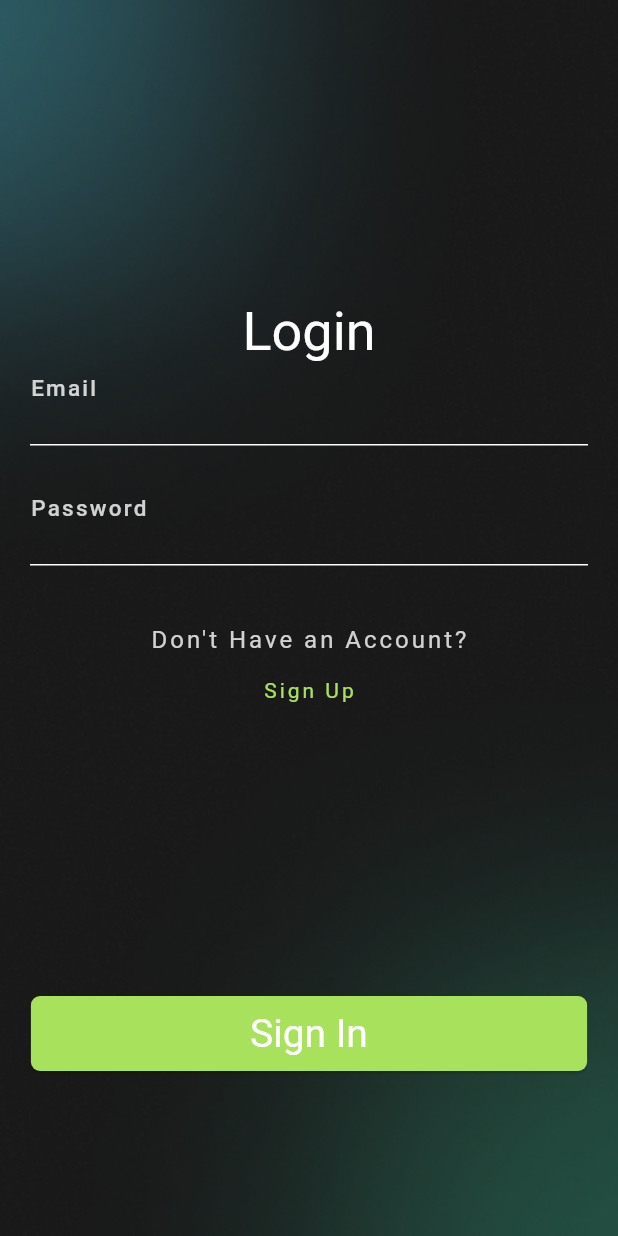
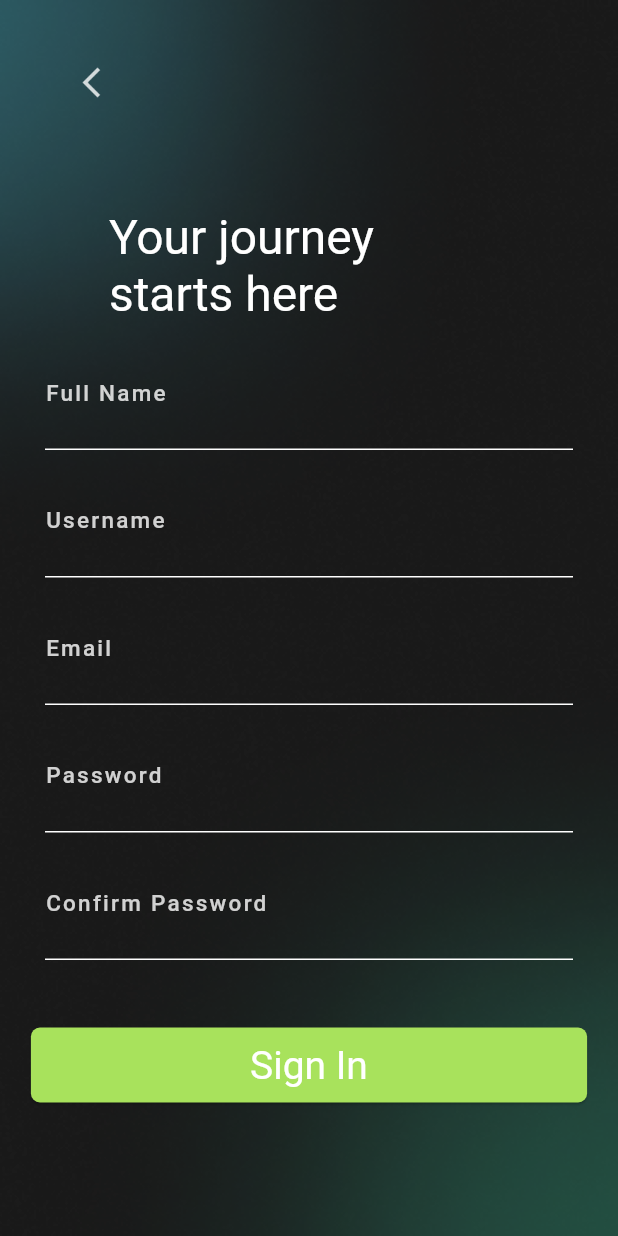
Before and after one commit to KustyBoo/EKIN, a Flutter app: the screen it shows after launch, on a phone screen of 412 x 824 dp. Run offline on Flutter 3.47's test engine with Material 2 defaults, Android fonts, the phone set to English and light mode, and no system bars; our stand-ins replace introduction_screen; Roboto replaces fonts that are missing (Oddval, dity).

Commit message:
dina nambahin sign up page ya

```diff
--- a/lib/main.dart
+++ b/lib/main.dart
@@ -4,6 +4,7 @@ import 'package:flutter/material.dart';
 import 'package:pa_ekin/models/provider_btn_intro.dart';
 import 'package:pa_ekin/screens/Introduction_screen.dart';
 import 'package:pa_ekin/screens/signInPage.dart';
+import 'package:pa_ekin/screens/signuUpPage.dart';
 import 'package:pa_ekin/widgets/theme_data.dart';
 import 'package:provider/provider.dart';
 
@@ -35,8 +36,9 @@ class MyApp extends StatelessWidget {
         routes: {
           "/IntroPage": (context) => IntroductionPage(),
           "/SignInPage": (context) => SignInPage(),
+          "/SignUpPage": (context) => SignUpPage(),
         },
-        initialRoute: "/SignInPage", // inisialisasi rute
+        initialRoute: "/SignUpPage", // inisialisasi rute
       ),
     );
   }
--- a/lib/screens/Introduction_screen.dart
+++ b/lib/screens/Introduction_screen.dart
@@ -148,7 +148,7 @@ class IntroductionPage extends StatelessWidget {
                           child: Text(
                             "Showcasing the latest shoe collections, trends, styles, and fashionable shoe choices.",
                             textAlign: TextAlign.center,
-                            style: Theme.of(context).textTheme.headlineMedium,
+                            style: Theme.of(context).textTheme.headlineSmall,
                           ),
                         ),
                       ],
@@ -238,7 +238,7 @@ class IntroductionPage extends StatelessWidget {
                   child: ElevatedButton(
                     onPressed: () {
                       Navigator.pop(context);
-                      Navigator.pushNamed(context, "/SignInPage");
+                      Navigator.pushNamed(context, "/");
                     },
                     style: ElevatedButton.styleFrom(
                       minimumSize: Size(MediaQuery.of(context).size.width, 50),
--- a/lib/screens/signInPage.dart
+++ b/lib/screens/signInPage.dart
@@ -29,7 +29,8 @@ class _SignInPageState extends State<SignInPage> {
           image: DecorationImage(
         image: AssetImage("assets/background.png"),
         fit: BoxFit.cover,
-      )),
+      )
+      ),
       child: Scaffold(
         body: Container(
           child: Column(
@@ -41,12 +42,12 @@ class _SignInPageState extends State<SignInPage> {
                     style: Theme.of(context).textTheme.headlineLarge),
               ),
               Container(
-                padding: EdgeInsets.only(left: 20, right: 20),
+                padding: EdgeInsets.only(left: 30, right: 30),
                 child: TextField(
                   style: Theme.of(context).textTheme.bodySmall,
                   decoration: InputDecoration(
                     labelText:
-                        "Email", // Label akan hilang saat pengguna mengetik
+                        "Username", // Label akan hilang saat pengguna mengetik
                     labelStyle: Theme.of(context).textTheme.bodyLarge,
                     enabledBorder: UnderlineInputBorder(
                       borderSide: BorderSide(
@@ -60,7 +61,7 @@ class _SignInPageState extends State<SignInPage> {
               ),
               SizedBox(height: 25,),
               Container(
-                padding: EdgeInsets.only(left: 20, right: 20),
+                padding: EdgeInsets.only(left: 30, right: 30),
                 child: TextField(
                   style: Theme.of(context).textTheme.bodySmall,
                   decoration: InputDecoration(
@@ -90,6 +91,7 @@ class _SignInPageState extends State<SignInPage> {
                     Container(
                       child: TextButton(
                         onPressed: () {
+
                         },
                         child: Text("Sign Up",
                         style:Theme.of(context).textTheme.bodySmall
--- /dev/null
+++ b/lib/screens/signuUpPage.dart
@@ -0,0 +1,170 @@
+import 'package:flutter/material.dart';
+import 'package:pa_ekin/widgets/theme_data.dart';
+//import 'package:pa_ekin/widgets/theme_data.dart';
+
+class SignUpPage extends StatefulWidget {
+  const SignUpPage({super.key});
+
+  @override
+  State<SignUpPage> createState() => _SignInPageState();
+}
+
+class _SignInPageState extends State<SignUpPage> {
+  final TextEditingController _controllerFullName = TextEditingController();
+  final TextEditingController _controllerUserName = TextEditingController();
+  final TextEditingController _controllerEmail = TextEditingController();
+  final TextEditingController _controllerPassword = TextEditingController();
+  final TextEditingController _controllerConfirmPw = TextEditingController();
+
+  @override
+  void dispose() {
+    // TODO: implement dispose
+    super.dispose();
+    _controllerFullName.dispose();
+    _controllerUserName.dispose();
+     _controllerEmail.dispose();
+    _controllerPassword.dispose();
+     _controllerConfirmPw.dispose();
+  }
+
+  @override
+  Widget build(BuildContext context) {
+    return Container(
+      width: MediaQuery.of(context).size.width,
+      height: MediaQuery.of(context).size.height,
+      decoration: BoxDecoration(
+          image: DecorationImage(
+        image: AssetImage("assets/background.png"),
+        fit: BoxFit.cover,
+      )
+      ),
+      child: Scaffold(
+        body: Container(
+          child: Column(
+            children: [
+               Container(
+              margin: EdgeInsets.only(top: 31, right: 290),
+              child: TextButton(
+                onPressed: (){},
+                 child:
+                 Container(
+                   width: 24,
+                   height: 24,
+                   child: Image.asset("assets/buttonBack.png")
+                   )
+                 ),
+            ),
+              Container(
+                margin: EdgeInsets.only(top: 60, right: 90),
+                alignment: Alignment.center,
+                child: Text("Your journey\nstarts here",
+                    style: Theme.of(context).textTheme.headlineMedium),
+              ),
+               Container(
+                padding: EdgeInsets.only(left: 30, right: 30, top : 30),
+                child: TextField(
+                  style: Theme.of(context).textTheme.bodySmall,
+                  decoration: InputDecoration(
+                    labelText:
+                        "Full Name", // Label akan hilang saat pengguna mengetik
+                    labelStyle: Theme.of(context).textTheme.bodyLarge,
+                    enabledBorder: UnderlineInputBorder(
+                      borderSide: BorderSide(
+                        color: colorMode.onPrimaryContainer, // Warna border
+                      ),
+                    ),
+                    floatingLabelBehavior: FloatingLabelBehavior.always, //agar label selalu naik
+                    contentPadding: EdgeInsets.symmetric(vertical: 10)//atur jarak label and inputan
+                  ),
+                ),
+              ),
+              Container(
+                padding: EdgeInsets.only(left: 30, right: 30, top : 30),
+                child: TextField(
+                  style: Theme.of(context).textTheme.bodySmall,
+                  decoration: InputDecoration(
+                    labelText:
+                        "Username", // Label akan hilang saat pengguna mengetik
+                    labelStyle: Theme.of(context).textTheme.bodyLarge,
+                    enabledBorder: UnderlineInputBorder(
+                      borderSide: BorderSide(
+                        color: colorMode.onPrimaryContainer, // Warna border
+                      ),
+                    ),
+                    floatingLabelBehavior: FloatingLabelBehavior.always, //agar label selalu naik
+                    contentPadding: EdgeInsets.symmetric(vertical: 10)//atur jarak label and inputan
+                  ),
+                ),
+              ),
+              Container(
+                padding: EdgeInsets.only(left: 30, right: 30, top : 30),
+                child: TextField(
+                  style: Theme.of(context).textTheme.bodySmall,
+                  decoration: InputDecoration(
+                    labelText:
+                        "Email", // Label akan hilang saat pengguna mengetik
+                    labelStyle: Theme.of(context).textTheme.bodyLarge,
+                    enabledBorder: UnderlineInputBorder(
+                      borderSide: BorderSide(
+                        color: colorMode.onPrimaryContainer, // Warna border
+                      ),
+                    ),
+                    floatingLabelBehavior: FloatingLabelBehavior.always, //agar label selalu naik
+                    contentPadding: EdgeInsets.symmetric(vertical: 10)//atur jarak label and inputan
+                  ),
+                ),
+              ),
+              Container(
+                padding: EdgeInsets.only(left: 30, right: 30, top : 30),
+                child: TextField(
+                  style: Theme.of(context).textTheme.bodySmall,
+                  decoration: InputDecoration(
+                    labelText:
+                        "Password", // Label akan hilang saat pengguna mengetik
+                    labelStyle: Theme.of(context).textTheme.bodyLarge,
+                    enabledBorder: UnderlineInputBorder(
+                      borderSide: BorderSide(
+                        color: colorMode.onPrimaryContainer, // Warna border
+                      ),
+                    ),
+                    floatingLabelBehavior: FloatingLabelBehavior.always, //agar label selalu naik
+                    contentPadding: EdgeInsets.symmetric(vertical: 10)//atur jarak label and inputan
+                  ),
+                ),
+              ),
+              Container(
+                padding: EdgeInsets.only(left: 30, right: 30, top : 30),
+                child: TextField(
+                  style: Theme.of(context).textTheme.bodySmall,
+                  decoration: InputDecoration(
+                    labelText:
+                        "Confirm Password", // Label akan hilang saat pengguna mengetik
+                    labelStyle: Theme.of(context).textTheme.bodyLarge,
+                    enabledBorder: UnderlineInputBorder(
+                      borderSide: BorderSide(
+                        color: colorMode.onPrimaryContainer, // Warna border
+                      ),
+                    ),
+                    floatingLabelBehavior: FloatingLabelBehavior.always, //agar label selalu naik
+                    contentPadding: EdgeInsets.symmetric(vertical: 10)//atur jarak label and inputan
+                  ),
+                ),
+              ),
+              SizedBox(height: 45,),
+              Container(
+                 child: ElevatedButton(
+                    onPressed: () {
+                    },
+                    style: ElevatedButton.styleFrom(
+                      minimumSize: Size(MediaQuery.of(context).size.width * 0.9, 50,),
+                    ),
+                    child: Text("Sign In"),
+                  ),
+              )
+            ],
+          ),
+        ),
+      ),
+    );
+  }
+}
--- a/lib/widgets/theme_data.dart
+++ b/lib/widgets/theme_data.dart
@@ -19,9 +19,14 @@ TextTheme teksMode = TextTheme(
     fontFamily: "Oddval",
     color: colorMode.onPrimaryContainer, // warna putih
   ),
+    headlineMedium: TextStyle(
+    fontSize: 32,
+    fontFamily: "Oddval",
+    color: colorMode.onPrimaryContainer, // warna putih
+  ),
 
   // styling caption headline intro
-  headlineMedium: TextStyle(
+  headlineSmall: TextStyle(
     fontSize: 16.5,
     height: 1.5,
     fontFamily: "dity",
--- a/pubspec.yaml
+++ b/pubspec.yaml
@@ -75,6 +75,7 @@ flutter:
     - assets/background.png
     - assets/Intro_2.png
     - assets/Intro_3.png
+    - assets/buttonBack.png
 
   #   - images/a_dot_burr.jpeg
   #   - images/a_dot_ham.jpeg
```
Also changed, not shown: assets/buttonBack.png (added).
